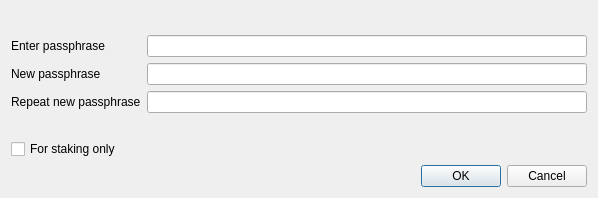
The window that src/qt/forms/askpassphrasedialog.ui (galaxycash/galaxycash) describes before a commit, drawn with Qt 5.
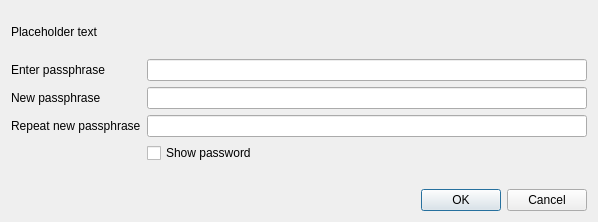
The same window after the commit.

```diff
--- a/src/qt/forms/askpassphrasedialog.ui
+++ b/src/qt/forms/askpassphrasedialog.ui
@@ -7,7 +7,7 @@
     <x>0</x>
     <y>0</y>
     <width>598</width>
-    <height>198</height>
+    <height>222</height>
    </rect>
   </property>
   <property name="sizePolicy">
@@ -26,8 +26,14 @@
    <string>Passphrase Dialog</string>
   </property>
   <layout class="QVBoxLayout" name="verticalLayout">
+   <property name="sizeConstraint">
+    <enum>QLayout::SetMinimumSize</enum>
+   </property>
    <item>
     <widget class="QLabel" name="warningLabel">
+     <property name="text">
+      <string notr="true">Placeholder text</string>
+     </property>
      <property name="textFormat">
       <enum>Qt::RichText</enum>
      </property>
@@ -38,6 +44,9 @@
    </item>
    <item>
     <layout class="QFormLayout" name="formLayout">
+     <property name="sizeConstraint">
+      <enum>QLayout::SetMinimumSize</enum>
+     </property>
      <property name="fieldGrowthPolicy">
       <enum>QFormLayout::AllNonFixedFieldsGrow</enum>
      </property>
@@ -69,20 +78,27 @@
        </property>
       </widget>
      </item>
-     <item row="3" column="0">
+     <item row="2" column="0">
       <widget class="QLabel" name="passLabel3">
        <property name="text">
         <string>Repeat new passphrase</string>
        </property>
       </widget>
      </item>
-     <item row="3" column="1">
+     <item row="2" column="1">
       <widget class="QLineEdit" name="passEdit3">
        <property name="echoMode">
         <enum>QLineEdit::Password</enum>
        </property>
       </widget>
      </item>
+     <item row="3" column="1">
+      <widget class="QCheckBox" name="toggleShowPasswordButton">
+       <property name="text">
+        <string>Show password</string>
+       </property>
+      </widget>
+     </item>
      <item row="4" column="1">
       <widget class="QLabel" name="capsLabel">
        <property name="font">
@@ -99,22 +115,6 @@
        </property>
       </widget>
      </item>
-     <item row="5" column="0">
-      <widget class="QCheckBox" name="stakingCheckBox">
-       <property name="enabled">
-        <bool>true</bool>
-       </property>
-       <property name="visible">
-        <bool>false</bool>
-       </property>
-       <property name="toolTip">
-        <string>Serves to disable the trivial sendmoney when OS account compromised. Provides no real security.</string>
-       </property>
-       <property name="text">
-        <string>For staking only</string>
-       </property>
-      </widget>
-     </item>
     </layout>
    </item>
    <item>
```
Left out of the diff: 16 changed lines with no effect on the pictures.
